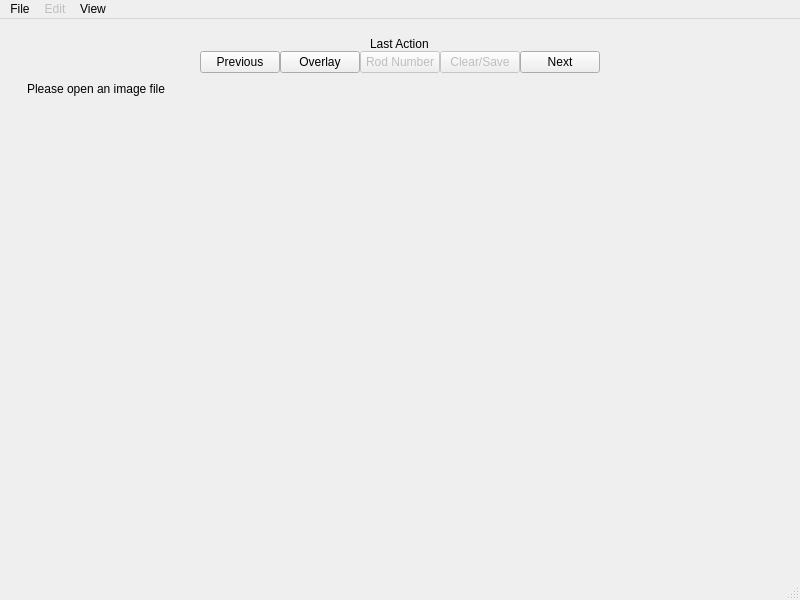
This is Python/track_ui.ui in ANP-Granular/ParticleTracking as Qt 5 draws it before an edit. The edited form follows.
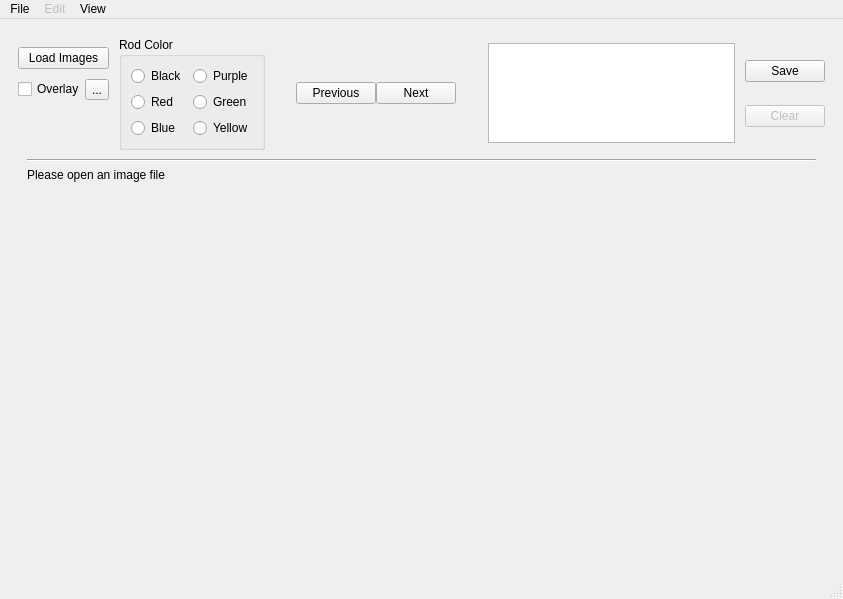
This is the edited form. Custom widgets are drawn as their Qt base class.

Commit message: feat: Draft of an improved GUI

Patch:
```diff
--- a/Python/track_ui.ui
+++ b/Python/track_ui.ui
@@ -6,8 +6,8 @@
    <rect>
     <x>0</x>
     <y>0</y>
-    <width>800</width>
-    <height>600</height>
+    <width>843</width>
+    <height>599</height>
    </rect>
   </property>
   <property name="windowTitle">
@@ -18,7 +18,7 @@
     <property name="spacing">
      <number>0</number>
     </property>
-    <item row="1" column="1">
+    <item row="0" column="0">
      <widget class="QScrollArea" name="scrollArea">
       <property name="frameShape">
        <enum>QFrame::NoFrame</enum>
@@ -34,28 +34,154 @@
         <rect>
          <x>0</x>
          <y>0</y>
-         <width>772</width>
-         <height>531</height>
+         <width>825</width>
+         <height>540</height>
         </rect>
        </property>
        <layout class="QVBoxLayout" name="verticalLayout">
         <property name="spacing">
          <number>0</number>
         </property>
-        <item alignment="Qt::AlignHCenter">
-         <widget class="QLabel" name="label">
-          <property name="text">
-           <string>Last Action</string>
-          </property>
-         </widget>
+        <item>
+         <layout class="QHBoxLayout" name="horizontalLayout_2"/>
         </item>
         <item>
          <layout class="QHBoxLayout" name="horizontalLayout">
+          <item>
+           <layout class="QVBoxLayout" name="verticalLayout_3">
+            <item>
+             <widget class="QPushButton" name="pushButton_2">
+              <property name="sizePolicy">
+               <sizepolicy hsizetype="Preferred" vsizetype="Fixed">
+                <horstretch>0</horstretch>
+                <verstretch>0</verstretch>
+               </sizepolicy>
+              </property>
+              <property name="text">
+               <string>Load Images</string>
+              </property>
+             </widget>
+            </item>
+            <item>
+             <layout class="QHBoxLayout" name="horizontalLayout_3">
+              <property name="spacing">
+               <number>0</number>
+              </property>
+              <property name="sizeConstraint">
+               <enum>QLayout::SetMaximumSize</enum>
+              </property>
+              <item>
+               <widget class="QCheckBox" name="checkBox_2">
+                <property name="text">
+                 <string>Overlay</string>
+                </property>
+               </widget>
+              </item>
+              <item>
+               <widget class="QToolButton" name="toolButton">
+                <property name="text">
+                 <string>...</string>
+                </property>
+               </widget>
+              </item>
+             </layout>
+            </item>
+            <item>
+             <spacer name="verticalSpacer">
+              <property name="orientation">
+               <enum>Qt::Vertical</enum>
+              </property>
+              <property name="sizeType">
+               <enum>QSizePolicy::Preferred</enum>
+              </property>
+              <property name="sizeHint" stdset="0">
+               <size>
+                <width>20</width>
+                <height>40</height>
+               </size>
+              </property>
+             </spacer>
+            </item>
+           </layout>
+          </item>
+          <item>
+           <spacer name="horizontalSpacer">
+            <property name="orientation">
+             <enum>Qt::Horizontal</enum>
+            </property>
+            <property name="sizeType">
+             <enum>QSizePolicy::Fixed</enum>
+            </property>
+            <property name="sizeHint" stdset="0">
+             <size>
+              <width>10</width>
+              <height>20</height>
+             </size>
+            </property>
+           </spacer>
+          </item>
+          <item>
+           <widget class="QGroupBox" name="groupBox_2">
+            <property name="title">
+             <string>Rod Color</string>
+            </property>
+            <layout class="QGridLayout" name="gridLayout_4">
+             <item row="1" column="1">
+              <widget class="QRadioButton" name="radioButton_6">
+               <property name="text">
+                <string>Red</string>
+               </property>
+              </widget>
+             </item>
+             <item row="1" column="2">
+              <widget class="QRadioButton" name="radioButton_7">
+               <property name="text">
+                <string>Green</string>
+               </property>
+              </widget>
+             </item>
+             <item row="2" column="1">
+              <widget class="QRadioButton" name="radioButton_8">
+               <property name="text">
+                <string>Blue</string>
+               </property>
+              </widget>
+             </item>
+             <item row="0" column="1">
+              <widget class="QRadioButton" name="radioButton_4">
+               <property name="text">
+                <string>Black</string>
+               </property>
+              </widget>
+             </item>
+             <item row="0" column="2">
+              <widget class="QRadioButton" name="radioButton_5">
+               <property name="text">
+                <string>Purple</string>
+               </property>
+              </widget>
+             </item>
+             <item row="2" column="2">
+              <widget class="QRadioButton" name="radioButton_9">
+               <property name="text">
+                <string>Yellow</string>
+               </property>
+              </widget>
+             </item>
+            </layout>
+           </widget>
+          </item>
+          <item>
+           <layout class="QGridLayout" name="gridLayout_3"/>
+          </item>
           <item>
            <spacer name="horizontalSpacer_2">
             <property name="orientation">
              <enum>Qt::Horizontal</enum>
             </property>
+            <property name="sizeType">
+             <enum>QSizePolicy::Preferred</enum>
+            </property>
             <property name="sizeHint" stdset="0">
              <size>
               <width>40</width>
@@ -77,35 +203,14 @@
             </property>
            </widget>
           </item>
-          <item>
-           <widget class="QPushButton" name="overlay">
-            <property name="text">
-             <string>Overlay</string>
-            </property>
-           </widget>
-          </item>
-          <item>
-           <widget class="QPushButton" name="RodNumber">
-            <property name="enabled">
-             <bool>false</bool>
-            </property>
-            <property name="text">
-             <string>Rod Number</string>
-            </property>
-           </widget>
-          </item>
-          <item>
-           <widget class="QPushButton" name="ClearSave">
-            <property name="enabled">
-             <bool>false</bool>
-            </property>
-            <property name="text">
-             <string>Clear/Save</string>
-            </property>
-           </widget>
-          </item>
           <item>
            <widget class="QPushButton" name="pushnext">
+            <property name="sizePolicy">
+             <sizepolicy hsizetype="Minimum" vsizetype="Fixed">
+              <horstretch>0</horstretch>
+              <verstretch>0</verstretch>
+             </sizepolicy>
+            </property>
             <property name="toolTip">
              <string>Next Image</string>
             </property>
@@ -118,10 +223,13 @@
            </widget>
           </item>
           <item>
-           <spacer name="horizontalSpacer">
+           <spacer name="horizontalSpacer_3">
             <property name="orientation">
              <enum>Qt::Horizontal</enum>
             </property>
+            <property name="sizeType">
+             <enum>QSizePolicy::Preferred</enum>
+            </property>
             <property name="sizeHint" stdset="0">
              <size>
               <width>40</width>
@@ -130,6 +238,59 @@
             </property>
            </spacer>
           </item>
+          <item>
+           <widget class="QTextBrowser" name="textBrowser">
+            <property name="sizePolicy">
+             <sizepolicy hsizetype="Expanding" vsizetype="Preferred">
+              <horstretch>0</horstretch>
+              <verstretch>0</verstretch>
+             </sizepolicy>
+            </property>
+            <property name="maximumSize">
+             <size>
+              <width>16777215</width>
+              <height>100</height>
+             </size>
+            </property>
+           </widget>
+          </item>
+          <item>
+           <spacer name="horizontalSpacer_4">
+            <property name="orientation">
+             <enum>Qt::Horizontal</enum>
+            </property>
+            <property name="sizeType">
+             <enum>QSizePolicy::Fixed</enum>
+            </property>
+            <property name="sizeHint" stdset="0">
+             <size>
+              <width>10</width>
+              <height>20</height>
+             </size>
+            </property>
+           </spacer>
+          </item>
+          <item>
+           <layout class="QVBoxLayout" name="verticalLayout_2">
+            <item>
+             <widget class="QPushButton" name="pushButton">
+              <property name="text">
+               <string>Save</string>
+              </property>
+             </widget>
+            </item>
+            <item>
+             <widget class="QPushButton" name="ClearSave">
+              <property name="enabled">
+               <bool>false</bool>
+              </property>
+              <property name="text">
+               <string>Clear</string>
+              </property>
+             </widget>
+            </item>
+           </layout>
+          </item>
          </layout>
         </item>
         <item>
@@ -154,16 +315,16 @@
             <rect>
              <x>0</x>
              <y>0</y>
-             <width>754</width>
-             <height>475</height>
+             <width>807</width>
+             <height>418</height>
             </rect>
            </property>
            <property name="autoFillBackground">
             <bool>true</bool>
            </property>
            <layout class="QGridLayout" name="gridLayout_2">
-            <item row="0" column="0">
-             <widget class="RodImageWidget" name="Photo">
+            <item row="1" column="0">
+             <widget class="QLabel" name="Photo">
               <property name="sizePolicy">
                <sizepolicy hsizetype="Preferred" vsizetype="Preferred">
                 <horstretch>0</horstretch>
@@ -190,6 +351,13 @@
               </property>
              </widget>
             </item>
+            <item row="0" column="0">
+             <widget class="Line" name="line">
+              <property name="orientation">
+               <enum>Qt::Horizontal</enum>
+              </property>
+             </widget>
+            </item>
            </layout>
           </widget>
          </widget>
@@ -198,19 +366,6 @@
       </widget>
      </widget>
     </item>
-    <item row="0" column="0">
-     <widget class="QSplitter" name="splitter">
-      <property name="frameShape">
-       <enum>QFrame::Box</enum>
-      </property>
-      <property name="frameShadow">
-       <enum>QFrame::Sunken</enum>
-      </property>
-      <property name="orientation">
-       <enum>Qt::Horizontal</enum>
-      </property>
-     </widget>
-    </item>
    </layout>
   </widget>
   <widget class="QMenuBar" name="menubar">
@@ -218,7 +373,7 @@
     <rect>
      <x>0</x>
      <y>0</y>
-     <width>800</width>
+     <width>843</width>
      <height>21</height>
     </rect>
    </property>
@@ -241,11 +396,10 @@
     <property name="title">
      <string>View</string>
     </property>
-    <addaction name="action_persistent_view"/>
     <addaction name="actionzoom_in"/>
     <addaction name="actionzoom_out"/>
     <addaction name="normalSizeAct"/>
-    <addaction name="action_fit_to_window"/>
+    <addaction name="fitToWindowAct"/>
    </widget>
    <addaction name="menuFile"/>
    <addaction name="menuEdit"/>
@@ -295,33 +449,15 @@
     <string>Ctrl+R</string>
    </property>
   </action>
-  <action name="action_fit_to_window">
+  <action name="fitToWindowAct">
    <property name="enabled">
-    <bool>true</bool>
+    <bool>false</bool>
    </property>
    <property name="text">
     <string>Fit to Window</string>
    </property>
   </action>
-  <action name="action_persistent_view">
-   <property name="checkable">
-    <bool>true</bool>
-   </property>
-   <property name="checked">
-    <bool>true</bool>
-   </property>
-   <property name="text">
-    <string>Persistent View</string>
-   </property>
-  </action>
  </widget>
- <customwidgets>
-  <customwidget>
-   <class>RodImageWidget</class>
-   <extends>QLabel</extends>
-   <header>rodimagewidget.h</header>
-  </customwidget>
- </customwidgets>
  <resources/>
  <connections/>
 </ui>
```
